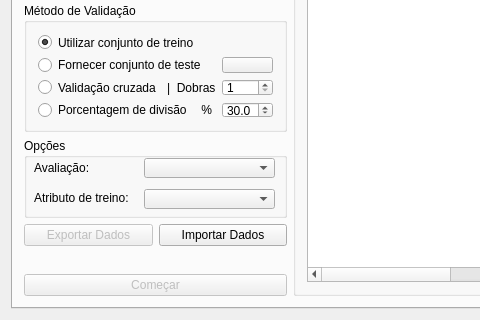
Before: the Qt Designer form Interface/InterfaceFAMA/janela.ui in cristianommsilva/machine-learning-ip-ime, drawn with Qt 5; both pictures show x 0 to 480 and y 102 to 422 of the 632 by 422 pixel window.
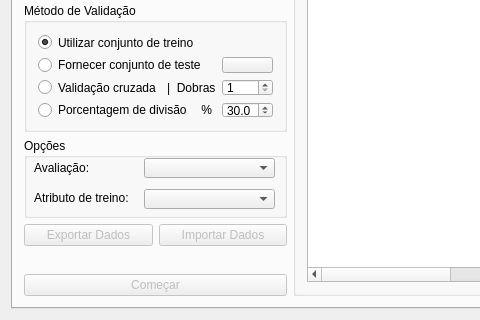
After: the same form once the commit is applied. The open tabs and pages were chosen to show the change. Icons and pictures are not drawn.

The edit to the form file:
```diff
--- a/Interface/InterfaceFAMA/janela.ui
+++ b/Interface/InterfaceFAMA/janela.ui
@@ -911,7 +911,10 @@
         </widget>
        </item>
        <item row="3" column="1">
-        <widget class="QPushButton" name="pushButton">
+        <widget class="QPushButton" name="pushButton_importarDados">
+         <property name="enabled">
+          <bool>false</bool>
+         </property>
          <property name="text">
           <string>Importar Dados</string>
          </property>
```
Left out of the diff: 35 changed lines with no effect on the pictures.
